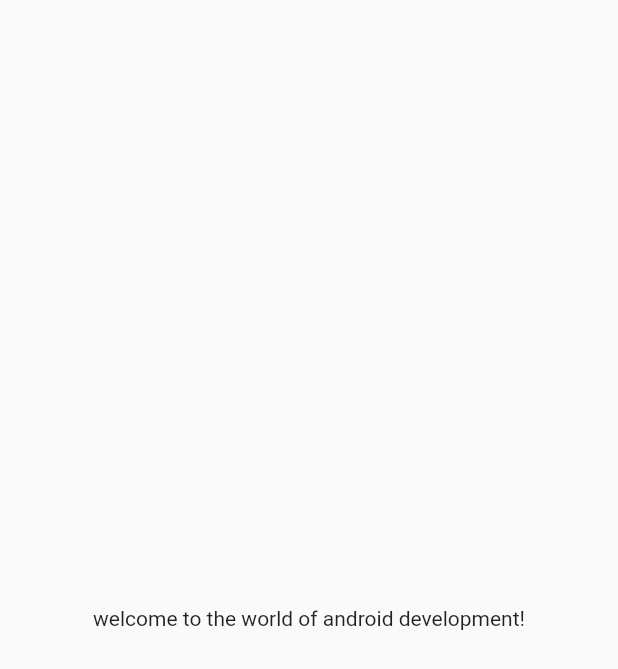
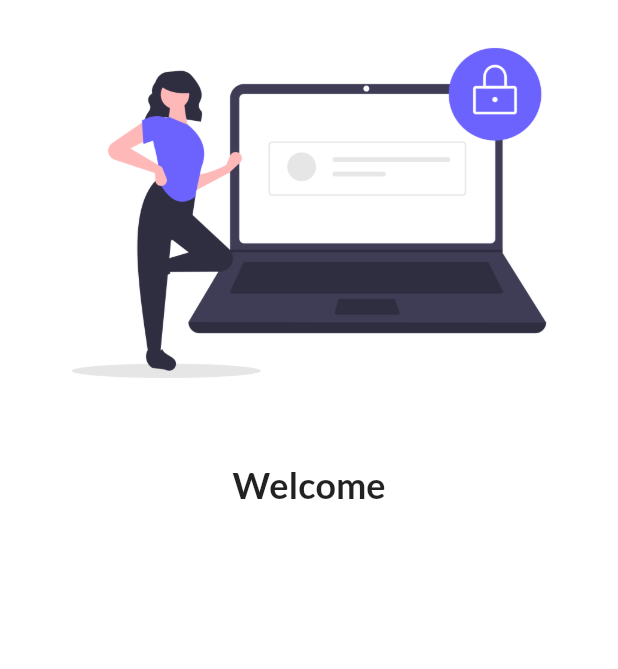
Before and after one commit to gvjkumar2004/Catalog-app, a Flutter app: the screen it shows after launch, on a phone screen of 412 x 824 dp. Shown: the top 669 px of the screen. Run offline on Flutter 3.47's test engine with Material 2 defaults, Android fonts, the phone set to English and light mode, and no system bars; our stand-ins replace google_fonts.

Commit message:
first commit

```diff
--- a/lib/main.dart
+++ b/lib/main.dart
@@ -1,25 +1,33 @@
 // import 'dart:html';
 
 import 'package:flutter/material.dart';
-import 'package:flutter/rendering.dart';
+// import 'package:flutter/rendering.dart';
+import 'package:flutter_application_1/pages/home_page.dart';
+import 'package:flutter_application_1/pages/login_page.dart';
+import 'package:google_fonts/google_fonts.dart';
 
 void main() {
   runApp(MyApp());
 }
 
 class MyApp extends StatelessWidget {
-  const MyApp({super.key});
+  // const MyApp({super.key});
 
   @override
   Widget build(BuildContext context) {
     return MaterialApp(
-      home: Material(
-        child: Center(
-          child: Container(
-            child: Text("welcome to the world of android development!"),
-          ),
-        ),
-      ),
+      // home: HomePage(),
+      themeMode: ThemeMode.light,
+      theme: ThemeData(
+          primarySwatch: Colors.teal,
+          fontFamily: GoogleFonts.lato().fontFamily),
+      darkTheme: ThemeData(brightness: Brightness.dark),
+      initialRoute: "/login",
+      routes: {
+        "/": (context) => LoginPage(),
+        "/home": (context) => HomePage(),
+        "/login": (context) => LoginPage(),
+      },
     );
   }
 }
--- /dev/null
+++ b/lib/pages/login_page.dart
@@ -0,0 +1,30 @@
+import "package:flutter/material.dart";
+
+class LoginPage extends StatelessWidget {
+  @override
+  Widget build(BuildContext context) {
+    return Material(
+        color: Colors.white,
+        child: Column(
+          children: [
+            Image.asset(
+              "assets/images/login_page_pdn4.png",
+              fit: BoxFit.cover,
+            ),
+            SizedBox(
+              height: 25.0,
+            ),
+            Text(
+              "Welcome",
+              style: TextStyle(
+                fontSize: 24,
+                fontWeight: FontWeight.bold,
+              ),
+            ),
+            SizedBox(
+              height: 25.0,
+            ),
+          ],
+        ));
+  }
+}
--- a/pubspec.yaml
+++ b/pubspec.yaml
@@ -36,6 +36,7 @@ dependencies:
   # The following adds the Cupertino Icons font to your application.
   # Use with the CupertinoIcons class for iOS style icons.
   cupertino_icons: ^1.0.2
+  google_fonts: ^3.0.1
 
 dev_dependencies:
   flutter_test:
@@ -60,8 +61,8 @@ flutter:
   uses-material-design: true
 
   # To add assets to your application, add an assets section, like this:
-  # assets:
-  #   - images/a_dot_burr.jpeg
+  assets:
+    - assets/images/
   #   - images/a_dot_ham.jpeg
 
   # An image asset can refer to one or more resolution-specific "variants", see
```
Also changed, not shown: lib/pages/home_page.dart (added, +20 -0 lines), assets/images/login_page_pdn4.png (added), pubspec.lock, 4 other files.
